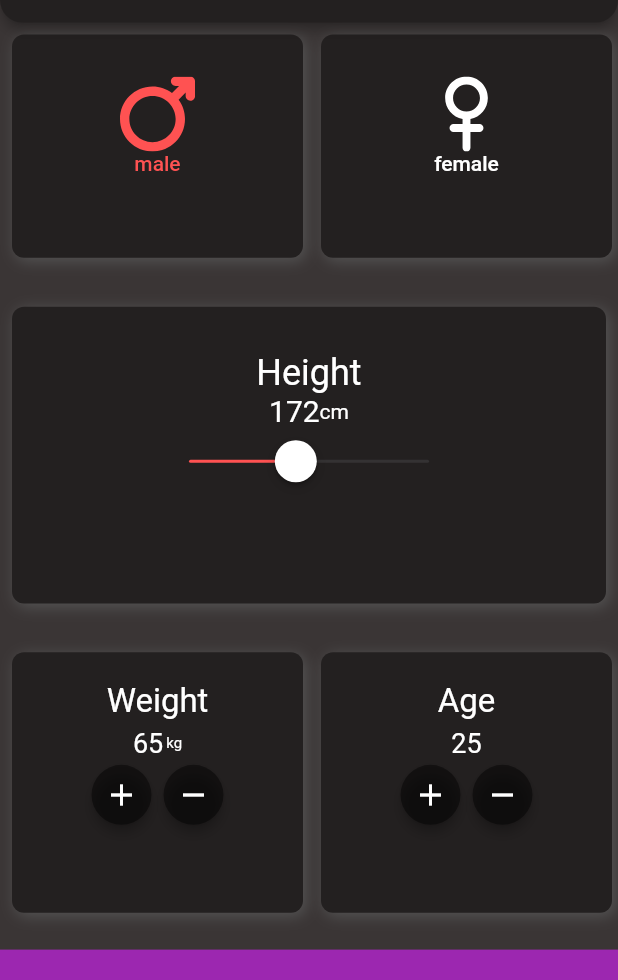
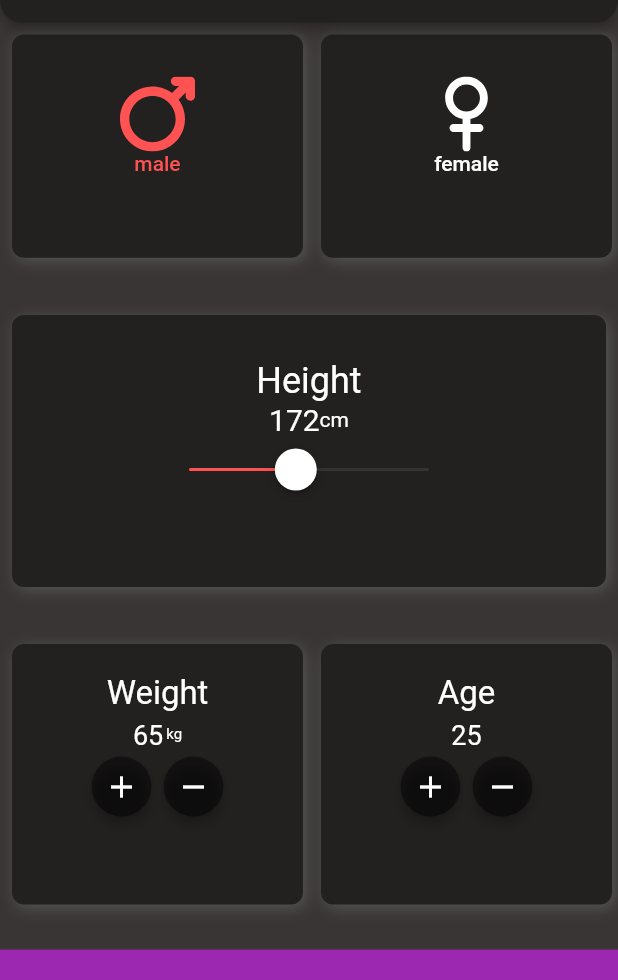
Before and after one commit to Parsa-jay/bmi_calculator, a Flutter app: the screen it shows after launch, on a phone screen of 412 x 824 dp, the part 101-1081 px from its top. Run offline on Flutter 3.47's test engine with Material 2 defaults, Android fonts, the phone set to English and light mode, and no system bars; our stand-ins replace flutter_svg.

Commit message:
changed height containers height

```diff
--- a/lib/body.dart
+++ b/lib/body.dart
@@ -23,7 +23,7 @@ class Body extends StatelessWidget {
           decoration: AppDecoration.rowDecoration,
           margin: const EdgeInsets.all(8),
           padding: const EdgeInsets.all(30),
-          height: MediaQuery.of(context).size.height * 0.24,
+          height: MediaQuery.of(context).size.height * 0.22,
           child: const HeightSlider(),
         ),
 
```
